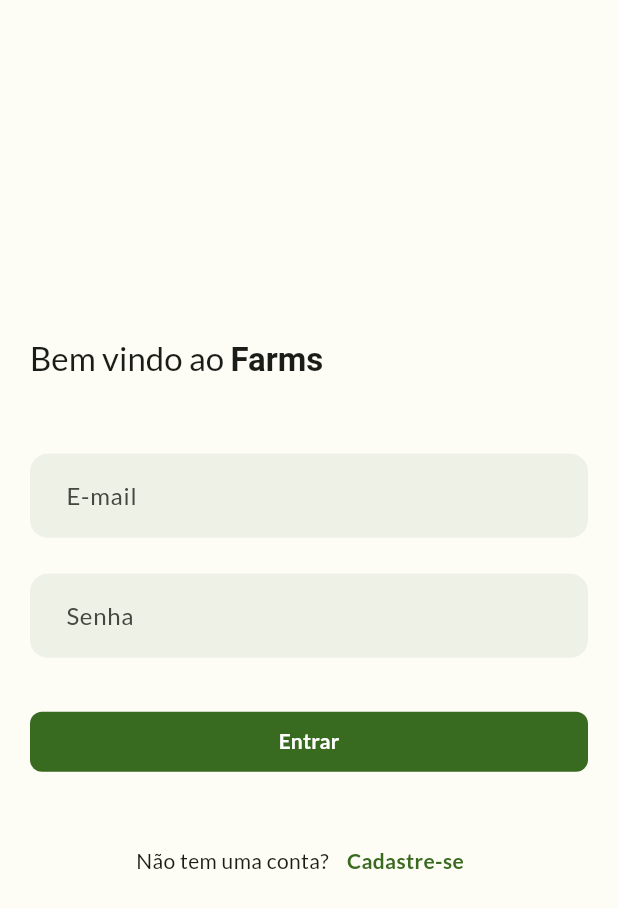
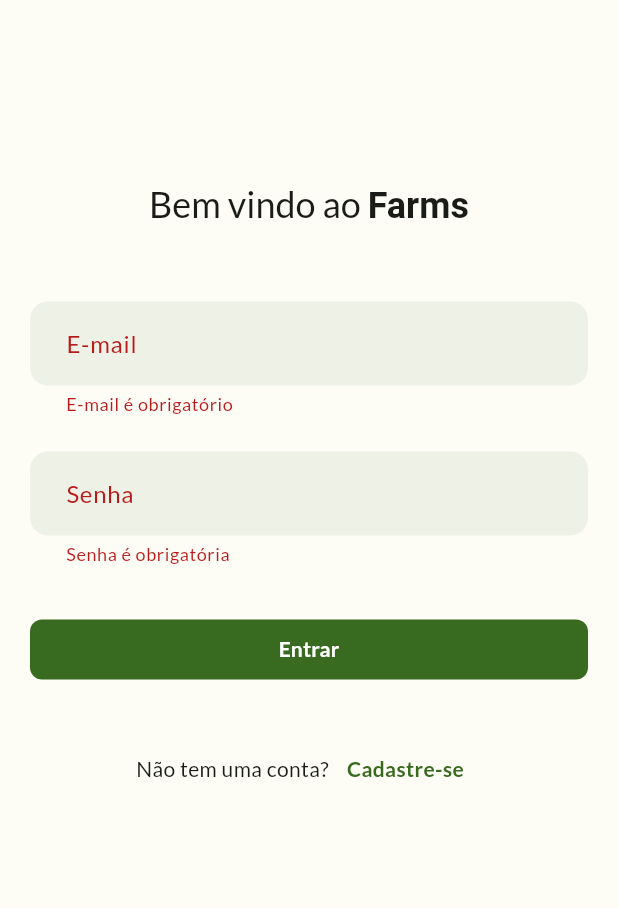
Before and after one commit to gabiSato/fiap-tech-challenge-5-mobile, a Flutter app: the LoginScreen screen opened by its route, after a tap on "Entrar", on a phone screen of 412 x 824 dp. Shown: the top 908 px of the screen. Run offline on Flutter 3.47's test engine with Material 3 defaults, Android fonts, the phone set to English and light mode, and no system bars; our stand-ins replace cloud_firestore, firebase_auth, firebase_core, flutter_mobx, get_it, go_router and 2 more; accounts and stored records are empty; generated files the repository leaves out were written again.

Commit message:
feat: add login store

```diff
--- a/lib/config/service_locator.dart
+++ b/lib/config/service_locator.dart
@@ -8,9 +8,11 @@ import 'package:fiap_farms/domain/repositories/auth_repository.dart';
 
 import 'package:fiap_farms/domain/use_cases/auth/login_usecase.dart';
 
+import 'package:fiap_farms/ui/auth/stores/login_store.dart';
+
 final sl = GetIt.instance;
 
-void setupServiceLocator() {
+void setupLocator() {
   sl.registerLazySingleton<AuthService>(() => AuthServiceImpl());
   sl.registerLazySingleton<UserService>(() => UserServiceImpl());
 
@@ -19,4 +21,6 @@ void setupServiceLocator() {
   );
 
   sl.registerLazySingleton(() => LoginUseCase(sl<AuthRepository>()));
+
+  sl.registerFactory(() => LoginStore(sl<LoginUseCase>()));
 }
--- a/lib/main.dart
+++ b/lib/main.dart
@@ -14,7 +14,7 @@ void main() async {
   await Firebase.initializeApp(options: DefaultFirebaseOptions.currentPlatform);
   FirebaseAuth.instanceFor(app: Firebase.app());
 
-  setupServiceLocator();
+  setupLocator();
 
   runApp(const App());
 }
--- /dev/null
+++ b/lib/ui/auth/stores/login_store.dart
@@ -0,0 +1,100 @@
+import 'package:mobx/mobx.dart';
+
+import 'package:fiap_farms/domain/use_cases/auth/login_usecase.dart';
+import 'package:fiap_farms/domain/entities/user_entity.dart';
+import 'package:fiap_farms/utils/result.dart';
+
+part 'login_store.g.dart';
+
+class LoginStore = _LoginStore with _$LoginStore;
+
+abstract class _LoginStore with Store {
+  final LoginUseCase _loginUseCase;
+
+  _LoginStore(this._loginUseCase) {
+    _setupValidations();
+  }
+
+  @observable
+  bool isLoading = false;
+
+  @observable
+  String? errorMessage;
+
+  @observable
+  String email = '';
+
+  @observable
+  String password = '';
+
+  @observable
+  String? emailError;
+
+  @observable
+  String? passwordError;
+
+  late List<ReactionDisposer> _disposers;
+
+  void _setupValidations() {
+    _disposers = [
+      reaction((_) => email, (value) {
+        if (emailError != null) {
+          validateEmail(value);
+        }
+      }),
+      reaction((_) => password, (value) {
+        if (passwordError != null) {
+          validatePassword(value);
+        }
+      }),
+    ];
+  }
+
+  @action
+  void setEmail(String value) => email = value;
+
+  @action
+  void setPassword(String value) => password = value;
+
+  @action
+  void validateEmail(String value) {
+    if (value.isEmpty) {
+      emailError = 'E-mail é obrigatório';
+    } else if (!RegExp(r'^[\w-\.]+@([\w-]+\.)+[\w-]{2,4}$').hasMatch(value)) {
+      emailError = 'Formato de e-mail inválido';
+    } else {
+      emailError = null;
+    }
+  }
+
+  @action
+  void validatePassword(String value) {
+    if (value.isEmpty) {
+      passwordError = 'Senha é obrigatória';
+    } else {
+      passwordError = null;
+    }
+  }
+
+  @computed
+  bool get isValid => emailError == null && passwordError == null;
+
+  @action
+  Future<void> login() async {
+    isLoading = true;
+    errorMessage = null;
+
+    final result = await _loginUseCase.call(email: email, password: password);
+    isLoading = false;
+
+    if (result is Error<UserEntity>) {
+      errorMessage = result.error.toString();
+    }
+  }
+
+  void dispose() {
+    for (final dispose in _disposers) {
+      dispose();
+    }
+  }
+}
--- a/lib/ui/auth/widgets/login_screen.dart
+++ b/lib/ui/auth/widgets/login_screen.dart
@@ -1,6 +1,9 @@
+import 'package:flutter_mobx/flutter_mobx.dart';
+import 'package:go_router/go_router.dart';
 import 'package:flutter/material.dart';
-import 'package:go_router/go_router.dart';
 
+import 'package:fiap_farms/ui/auth/stores/login_store.dart';
+import 'package:fiap_farms/config/service_locator.dart';
 import 'package:fiap_farms/routing/routes.dart';
 
 class LoginScreen extends StatefulWidget {
@@ -11,22 +14,46 @@ class LoginScreen extends StatefulWidget {
 }
 
 class _LoginScreenState extends State<LoginScreen> {
+  final LoginStore _store = sl<LoginStore>();
+
+  @override
+  void dispose() {
+    _store.dispose();
+    super.dispose();
+  }
+
+  void _login() async {
+    _store.validateEmail(_store.email);
+    _store.validatePassword(_store.password);
+
+    if (_store.isValid && !_store.isLoading) {
+      await _store.login();
+
+      if (_store.errorMessage != null && mounted) {
+        ScaffoldMessenger.of(context).showSnackBar(
+          SnackBar(content: Text(_store.errorMessage ?? 'Ocorreu um erro')),
+        );
+      }
+    }
+  }
+
   @override
   Widget build(BuildContext context) {
     return Scaffold(
-      body: Column(
-        mainAxisAlignment: MainAxisAlignment.center,
-        children: [
-          Padding(
-            padding: const EdgeInsetsGeometry.all(20),
+      body: SingleChildScrollView(
+        child: Padding(
+          padding: const EdgeInsets.all(20),
+          child: Form(
             child: Column(
               crossAxisAlignment: CrossAxisAlignment.stretch,
               children: [
+                const SizedBox(height: 100),
                 RichText(
+                  textAlign: TextAlign.center,
                   text: TextSpan(
                     text: 'Bem vindo ao ',
-                    style: Theme.of(context).textTheme.titleLarge,
-                    children: <TextSpan>[
+                    style: Theme.of(context).textTheme.headlineSmall,
+                    children: const <TextSpan>[
                       TextSpan(
                         text: 'Farms',
                         style: TextStyle(fontWeight: FontWeight.bold),
@@ -35,31 +62,62 @@ class _LoginScreenState extends State<LoginScreen> {
                   ),
                 ),
                 const SizedBox(height: 48),
-                const TextField(
-                  decoration: InputDecoration(labelText: 'E-mail'),
+                Observer(
+                  builder: (_) => TextFormField(
+                    onChanged: _store.setEmail,
+                    decoration: InputDecoration(
+                      labelText: 'E-mail',
+                      errorText: _store.emailError,
+                    ),
+                    keyboardType: TextInputType.emailAddress,
+                    textInputAction: TextInputAction.next,
+                  ),
                 ),
                 const SizedBox(height: 24),
-                const TextField(
-                  decoration: InputDecoration(labelText: 'Senha'),
-                  obscureText: true,
+                Observer(
+                  builder: (_) => TextFormField(
+                    onChanged: _store.setPassword,
+                    decoration: InputDecoration(
+                      labelText: 'Senha',
+                      errorText: _store.passwordError,
+                    ),
+                    obscureText: true,
+                    textInputAction: TextInputAction.done,
+                  ),
                 ),
                 const SizedBox(height: 32),
-                FilledButton(onPressed: () {}, child: const Text('Entrar')),
+                Observer(
+                  builder: (_) {
+                    return FilledButton(
+                      onPressed: !_store.isLoading ? _login : null,
+                      child: _store.isLoading
+                          ? const SizedBox(
+                              width: 18,
+                              height: 18,
+                              child: CircularProgressIndicator(
+                                color: Colors.white,
+                                strokeWidth: 2,
+                              ),
+                            )
+                          : const Text('Entrar'),
+                    );
+                  },
+                ),
                 const SizedBox(height: 32),
                 Row(
                   mainAxisAlignment: MainAxisAlignment.center,
                   children: [
-                    Text('Não tem uma conta?'),
+                    const Text('Não tem uma conta?'),
                     TextButton(
                       onPressed: () => context.go(Routes.userRegistration),
-                      child: Text('Cadastre-se'),
+                      child: const Text('Cadastre-se'),
                     ),
                   ],
                 ),
               ],
             ),
           ),
-        ],
+        ),
       ),
     );
   }
```
Also changed, not shown: lib/ui/auth/stores/login_store.g.dart (added).
